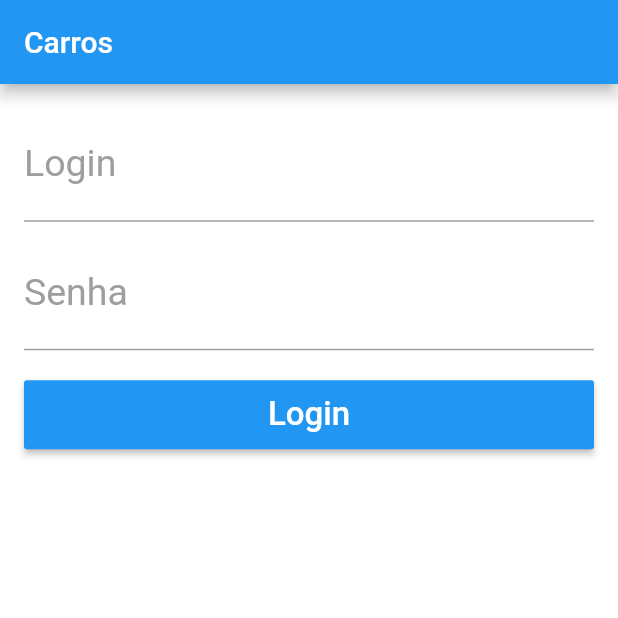
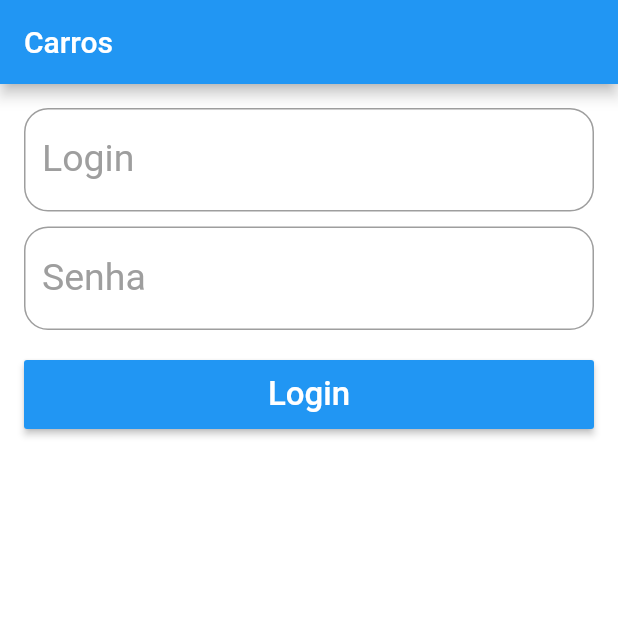
Before and after one commit to felipemarinhodev/carros, a Flutter app: the screen it shows after launch, on a phone screen of 412 x 824 dp, the top half of it. Run offline on Flutter 3.47's test engine with Material 2 defaults, Android fonts, the phone set to English and light mode, and no system bars.

Commit message:
Adicionndo o estilo na borda do inputText

```diff
--- a/lib/widgets/app_text.dart
+++ b/lib/widgets/app_text.dart
@@ -37,8 +37,14 @@ class AppText extends StatelessWidget {
           FocusScope.of(context).requestFocus(nextFocus);
         }
       },
-      style: TextStyle(fontSize: 25, color: Colors.blue),
+      style: TextStyle(
+        fontSize: 25,
+        color: Colors.blue,
+      ),
       decoration: InputDecoration(
+        border: OutlineInputBorder(
+          borderRadius: BorderRadius.circular(16)
+        ),
           labelText: label,
           labelStyle: TextStyle(fontSize: 25, color: Colors.grey),
           hintText: hint,
```
